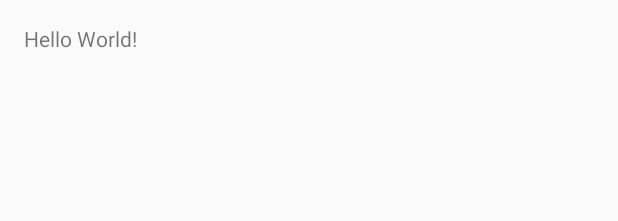
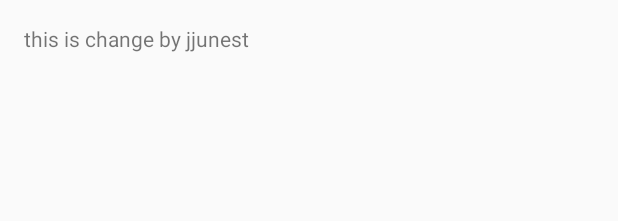
Before and after one commit to akadevv/GAB, an Android app: the layout activity_main.xml on its own in the app's theme, with its tools: preview values and no code run, on a phone screen of 412 x 824 dp. Shown: the top 221 px of the screen. Run offline under Robolectric (Android 15) with nearby library versions, the light colour scheme and no system bars.

Commit message:
this is change by jjunest

```diff
--- a/app/src/main/res/layout/activity_main.xml
+++ b/app/src/main/res/layout/activity_main.xml
@@ -12,5 +12,5 @@
     <TextView
         android:layout_width="wrap_content"
         android:layout_height="wrap_content"
-        android:text="Hello World!" />
+        android:text="this is change by jjunest" />
 </RelativeLayout>
```
